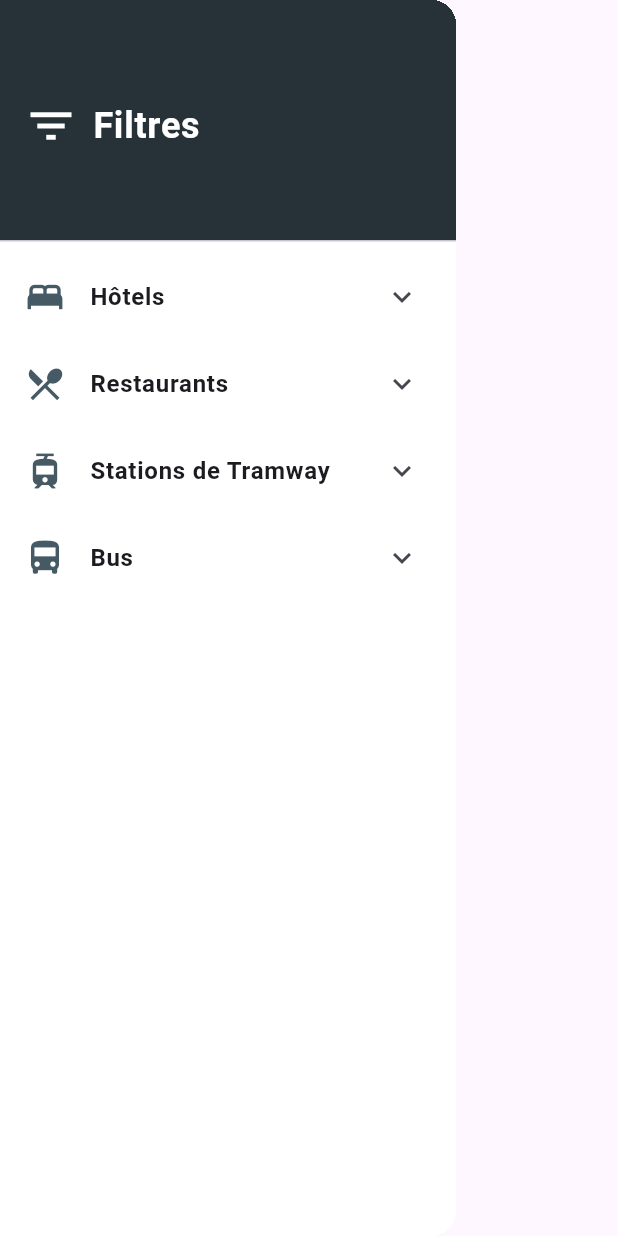
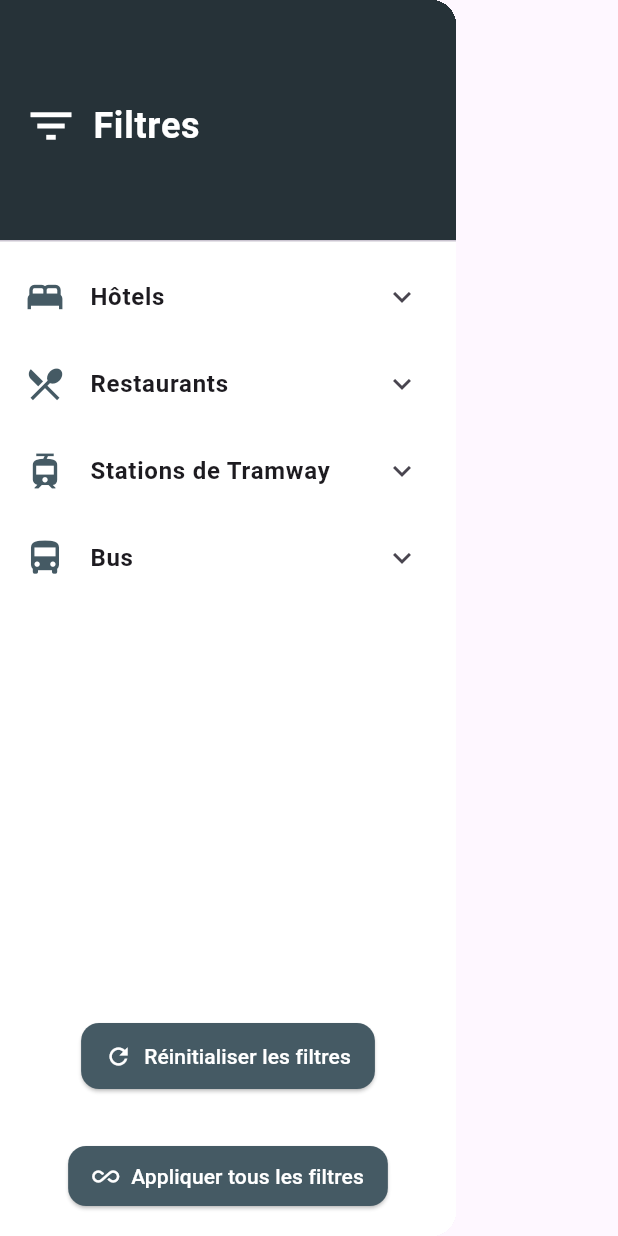
Before and after one commit to ikhlasselkassab/Front-End-Project, a Flutter app: the CustomSidebar widget shown alone on an empty page, opened directly with empty values, on a phone screen of 412 x 824 dp. Run offline on Flutter 3.47's test engine with Material 3 defaults, Android fonts, the phone set to English and light mode, and no system bars; our stand-ins replace flutter_map, geolocator, get, iconsax_flutter, latlong2, smooth_page_indicator; missing offline and left inert: geodesy; network calls fail.

Commit message:
Filtering hotels quartier

```diff
--- a/lib/widgets/custom_sidebar.dart
+++ b/lib/widgets/custom_sidebar.dart
@@ -25,12 +25,31 @@ class CustomSidebar extends StatelessWidget {
                   _buildExpansionTile(
                     title: 'Hôtels',
                     icon: Icons.bed,
+                    children: [
+                      _buildExpansionTile(
+                        title: 'Par étoiles',
+                        icon: Icons.star,
                         options: {
                           'hotel_5_star': 'Hôtel 5 étoiles',
                           'hotel_4_star': 'Hôtel 4 étoiles',
                           'hotel_3_star': 'Hôtel 3 étoiles',
                           'hotel_2_star': 'Hôtel 2 étoiles',
                         },
+                      ),
+                      _buildExpansionTile(
+                        title: 'Par quartiers',
+                        icon: Icons.location_city,
+                        options: {
+                          'agdal': 'Agdal',
+                          'hassan': 'Quartier Hassan',
+                          'administratif': 'Quartier administratif',
+                          'irfan': 'Madinat al Irfan',
+                          'hay_riad': 'Hay Riad',
+                          'medina': 'Medina de Rabat',
+                          'autres': 'Autres',
+                        },
+                      ),
+                    ],
                   ),
                   _buildExpansionTile(
                     title: 'Restaurants',
@@ -65,11 +84,104 @@ class CustomSidebar extends StatelessWidget {
                 ],
               ),
             ),
+            // Bouton pour réinitialiser les filtres
+            Padding(
+              padding: const EdgeInsets.all(16.0),
+              child: ElevatedButton.icon(
+                onPressed: () {
+                  // Logique pour réinitialiser les filtres
+
+                  filters.updateAll((key, value) => false); // Réinitialise les filtres
+                  onFilterChanged(filters);
+                  // Notifie les widgets dépendants
+                },
+                icon: Icon(Icons.refresh, color: Colors.white),
+                label: Text(
+                  'Réinitialiser les filtres',
+                  style: TextStyle(color: Colors.white),
+                ),
+                style: ElevatedButton.styleFrom(
+                  backgroundColor: Colors.blueGrey[700], // Couleur principale du bouton
+                  padding: EdgeInsets.symmetric(vertical: 12.0, horizontal: 16.0),
+                  shape: RoundedRectangleBorder(
+                    borderRadius: BorderRadius.circular(12.0),
+                  ),
+                ),
+              ),
+            ),
+            Padding(
+              padding: const EdgeInsets.all(16.0),
+              child: ElevatedButton.icon(
+                onPressed: () {
+                  // Logique pour réinitialiser les filtres
+
+                  filters.updateAll((key, value) => true); // Réinitialise les filtres
+                  onFilterChanged(filters);
+                  // Notifie les widgets dépendants
+                },
+                icon: Icon(Icons.all_inclusive, color: Colors.white),
+                label: Text(
+                  'Appliquer tous les filtres',
+                  style: TextStyle(color: Colors.white),
+                ),
+                style: ElevatedButton.styleFrom(
+                  backgroundColor: Colors.blueGrey[700], // Couleur principale du bouton
+                  padding: EdgeInsets.symmetric(vertical: 10.0, horizontal: 16.0),
+                  shape: RoundedRectangleBorder(
+                    borderRadius: BorderRadius.circular(12.0),
+                  ),
+                ),
+              ),
+            )
           ],
         ),
       ),
     );
   }
+
+
+  Widget _buildExpansionTile({
+    required String title,
+    IconData? icon,
+    Map<String, String>? options,
+    List<Widget>? children,
+  }) {
+    return ExpansionTile(
+      leading: icon != null
+          ? Icon(
+        icon,
+        color: Colors.blueGrey[700],
+        size: 28,
+      )
+          : null,
+      title: Text(
+        title,
+        style: TextStyle(
+          fontWeight: FontWeight.w600,
+          fontSize: 16,
+        ),
+      ),
+      children: [
+        if (options != null)
+          ...options.entries.map((entry) {
+            return CheckboxListTile(
+              title: Text(
+                entry.value,
+                style: TextStyle(fontSize: 14),
+              ),
+              value: filters[entry.key] ?? false,
+              onChanged: (bool? value) {
+                onFilterChanged({entry.key: value ?? false});
+              },
+              activeColor: Colors.blueGrey[900],
+              checkColor: Colors.white,
+            );
+          }).toList(),
+        if (children != null) ...children,
+      ],
+    );
+  }
+
 
   Widget _buildHeader() {
     return DrawerHeader(
@@ -98,38 +210,6 @@ class CustomSidebar extends StatelessWidget {
     );
   }
 
-  Widget _buildExpansionTile({
-    required String title,
-    required IconData icon,
-    required Map<String, String> options,
-  }) {
-    return ExpansionTile(
-      leading: Icon(
-        icon,
-        color: Colors.blueGrey[700],
-        size: 28,
-      ),
-      title: Text(
-        title,
-        style: TextStyle(
-          fontWeight: FontWeight.w600,
-          fontSize: 16,
-        ),
-      ),
-      children: options.entries.map((entry) {
-        return CheckboxListTile(
-          title: Text(
-            entry.value,
-            style: TextStyle(fontSize: 14),
-          ),
-          value: filters[entry.key] ?? false,
-          onChanged: (bool? value) {
-            onFilterChanged({entry.key: value ?? false});
-          },
-          activeColor: Colors.blueGrey[900],
-          checkColor: Colors.white,
-        );
-      }).toList(),
-    );
+
+
 }
-}
--- a/lib/widgets/hotel_dialog.dart
+++ b/lib/widgets/hotel_dialog.dart
@@ -53,7 +53,7 @@ class HotelDialog extends StatelessWidget {
             ),
             SizedBox(height: 15),
             Text(
-              '📍 ${hotel.adresse}',
+              '📍 ${hotel.adresse}'+' \n${hotel.quartier}',
               style: TextStyle(
                 fontSize: 16,
                 color: Colors.blue.shade700,
@@ -71,6 +71,7 @@ class HotelDialog extends StatelessWidget {
             ),
             SizedBox(height: 20),
 
+
           ],
         ),
       ),
--- a/pubspec.yaml
+++ b/pubspec.yaml
@@ -44,6 +44,8 @@ dependencies:
   flutter_native_splash: ^2.4.3
   smooth_page_indicator: ^1.2.0+3
   iconsax_flutter: ^1.0.0
+  geodesy: ^0.10.2
+
 
 dev_dependencies:
   flutter_test:
```
Also changed, not shown: lib/models/hotel.dart (+5 -2 lines), lib/screens/map_screen.dart (+82 -2 lines), lib/services/filters.dart (+15 -1 lines), lib/services/markers.dart (+65 -5 lines), lib/services/stationTrame-service.dart (+10 -0 lines), lib/widgets/map_widget.dart (+11 -1 lines), pubspec.lock. Lines whose indentation alone changed are shown as unchanged.
